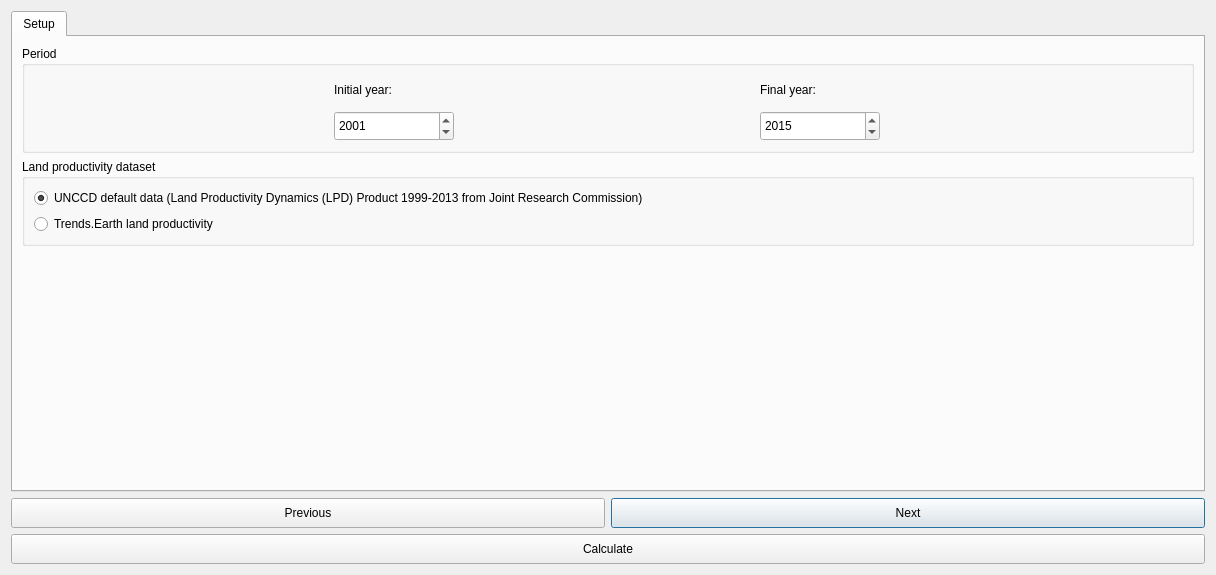
This is LDMP/gui/DlgCalculateOneStep.ui in ConservationInternational/trends.earth as Qt 5 draws it before an edit. The edited form follows.
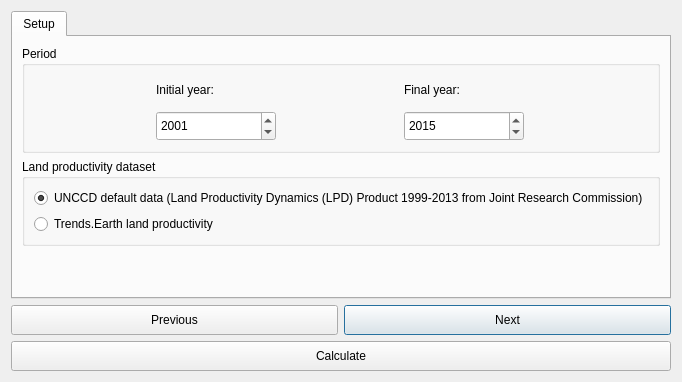
This is the edited form.

Commit message: Fix height and width.

Diff of the .ui file:
```diff
--- a/LDMP/gui/DlgCalculateOneStep.ui
+++ b/LDMP/gui/DlgCalculateOneStep.ui
@@ -6,8 +6,8 @@
    <rect>
     <x>0</x>
     <y>0</y>
-    <width>1216</width>
-    <height>575</height>
+    <width>605</width>
+    <height>361</height>
    </rect>
   </property>
   <property name="sizePolicy">
```
The commit also changes 1 other file.
